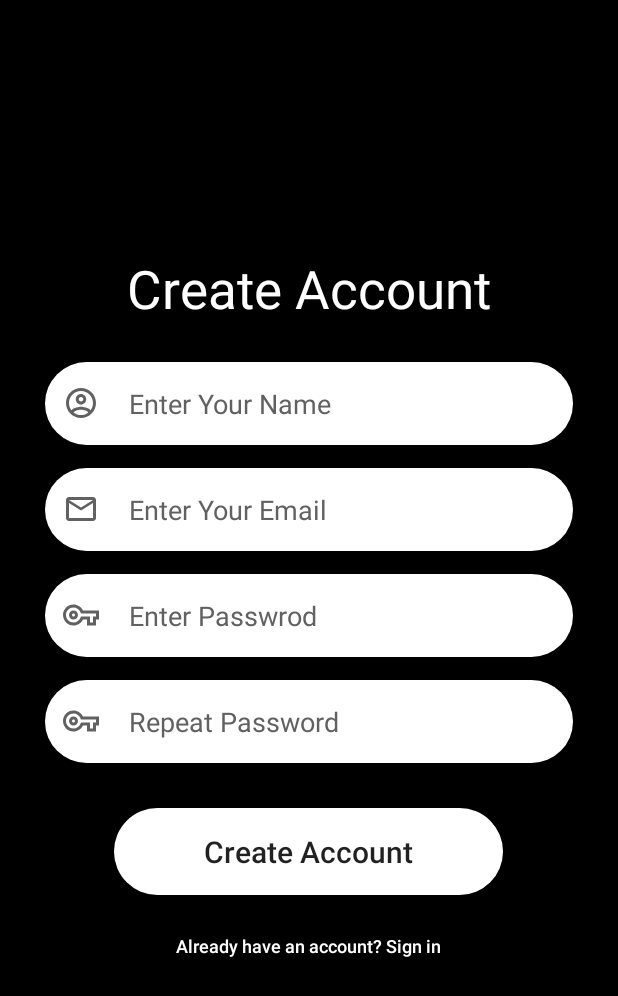
After one commit to hacks1ash/MobileApplicatoinsHomeWork, an Android app: the layout fragment_register.xml on its own in the app's theme, with its tools: preview values and no code run, on a phone screen of 412 x 824 dp. The commit adds this screen. Shown: the top 996 px of the screen. Run offline under Robolectric (Android 15) with nearby library versions, the phone set to English and light mode, and no system bars.

Commit message:
Create Account Added

```diff
--- /dev/null
+++ b/FinalProject/app/src/main/res/drawable-anydpi-v26/ic_email_icon.xml
@@ -0,0 +1,10 @@
+<vector xmlns:android="http://schemas.android.com/apk/res/android"
+        android:width="24dp"
+        android:height="24dp"
+        android:viewportWidth="24.0"
+        android:viewportHeight="24.0"
+        android:tint="#616161">
+    <path
+        android:fillColor="#616161"
+        android:pathData="M22,6c0,-1.1 -0.9,-2 -2,-2L4,4c-1.1,0 -2,0.9 -2,2v12c0,1.1 0.9,2 2,2h16c1.1,0 2,-0.9 2,-2L22,6zM20,6l-8,5 -8,-5h16zM20,18L4,18L4,8l8,5 8,-5v10z"/>
+</vector>
--- /dev/null
+++ b/FinalProject/app/src/main/res/layout/fragment_register.xml
@@ -0,0 +1,155 @@
+<?xml version="1.0" encoding="utf-8"?>
+<FrameLayout xmlns:android="http://schemas.android.com/apk/res/android"
+             android:layout_width="match_parent"
+             android:layout_height="match_parent"
+             android:background="#000"
+             android:padding="30dp"
+             android:isScrollContainer="true">
+
+    <LinearLayout android:layout_width="match_parent"
+                  android:layout_height="wrap_content"
+                  android:orientation="vertical"
+                  android:layout_gravity="center"
+                  android:gravity="center">
+
+        <TextView android:layout_width="wrap_content"
+                  android:layout_height="wrap_content"
+                  android:layout_gravity="center_horizontal|top"
+                  android:textColor="#fff"
+                  android:text="@string/create_account"
+                  android:textSize="35sp"
+                  android:layout_marginBottom="25dp"/>
+
+        <ScrollView android:layout_width="match_parent"
+                    android:layout_height="wrap_content"
+                    android:layout_gravity="center">
+
+            <LinearLayout android:layout_width="match_parent"
+                          android:layout_height="wrap_content"
+                          android:orientation="vertical"
+                          android:gravity="center">
+
+                <EditText
+                        android:id="@+id/nameRegisterActivityEditText"
+                        android:layout_width="match_parent"
+                        android:layout_height="wrap_content"
+                        android:background="@drawable/rounded_corners"
+                        android:drawableStart="@drawable/ic_person_icon"
+                        android:drawableLeft="@drawable/ic_person_icon"
+                        android:drawablePadding="20dp"
+                        android:hint="@string/enter_your_name"
+                        android:inputType="textPersonName"
+                        android:maxLines="1"
+                        android:paddingStart="12dp"
+                        android:paddingLeft="12dp"
+                        android:paddingTop="15dp"
+                        android:paddingEnd="12dp"
+                        android:paddingRight="12dp"
+                        android:paddingBottom="15dp"
+                        android:textColor="#616161"
+                        android:textColorHint="#616161"
+                        android:focusable="auto">
+                </EditText>
+
+                <EditText
+                        android:id="@+id/emailRegisterActivityEditText"
+                        android:layout_width="match_parent"
+                        android:layout_height="wrap_content"
+                        android:background="@drawable/rounded_corners"
+                        android:drawableStart="@drawable/ic_email_icon"
+                        android:drawableLeft="@drawable/ic_email_icon"
+                        android:drawablePadding="20dp"
+                        android:hint="@string/enter_your_email"
+                        android:layout_marginTop="15dp"
+                        android:inputType="textEmailAddress"
+                        android:maxLines="1"
+                        android:paddingStart="12dp"
+                        android:paddingLeft="12dp"
+                        android:paddingTop="15dp"
+                        android:paddingEnd="12dp"
+                        android:paddingRight="12dp"
+                        android:paddingBottom="15dp"
+                        android:textColor="#616161"
+                        android:textColorHint="#616161"
+                        android:focusable="auto">
+                </EditText>
+
+                <EditText
+                        android:id="@+id/passwordRegisterActivityEditText"
+                        android:layout_width="match_parent"
+                        android:layout_height="wrap_content"
+                        android:background="@drawable/rounded_corners"
+                        android:drawableStart="@drawable/ic_key_icon"
+                        android:drawableLeft="@drawable/ic_key_icon"
+                        android:drawablePadding="20dp"
+                        android:hint="@string/enter_passwrod"
+                        android:layout_marginTop="15dp"
+                        android:inputType="textPassword"
+                        android:maxLines="1"
+                        android:paddingStart="12dp"
+                        android:paddingLeft="12dp"
+                        android:paddingTop="15dp"
+                        android:paddingEnd="12dp"
+                        android:paddingRight="12dp"
+                        android:paddingBottom="15dp"
+                        android:textColor="#616161"
+                        android:textColorHint="#616161"
+                        android:focusable="auto">
+                </EditText>
+
+                <EditText
+                        android:id="@+id/repeatPasswordRegisterActivityEditText"
+                        android:layout_width="match_parent"
+                        android:layout_height="wrap_content"
+                        android:background="@drawable/rounded_corners"
+                        android:drawableStart="@drawable/ic_key_icon"
+                        android:drawableLeft="@drawable/ic_key_icon"
+                        android:drawablePadding="20dp"
+                        android:hint="@string/repeat_password"
+                        android:layout_marginTop="15dp"
+                        android:inputType="textPassword"
+                        android:maxLines="1"
+                        android:paddingStart="12dp"
+                        android:paddingLeft="12dp"
+                        android:paddingTop="15dp"
+                        android:paddingEnd="12dp"
+                        android:paddingRight="12dp"
+                        android:paddingBottom="15dp"
+                        android:textColor="#616161"
+                        android:textColorHint="#616161"
+                        android:focusable="auto">
+                </EditText>
+
+                <Button
+                        android:id="@+id/createAccountRegisterActivityButton"
+                        android:layout_width="wrap_content"
+                        android:layout_height="wrap_content"
+                        android:layout_marginTop="30dp"
+                        android:background="@drawable/rounded_corners"
+                        android:paddingStart="60dp"
+                        android:paddingLeft="60dp"
+                        android:paddingTop="15dp"
+                        android:paddingEnd="60dp"
+                        android:paddingRight="60dp"
+                        android:paddingBottom="15dp"
+                        android:text="@string/create_account"
+                        android:textAllCaps="false"
+                        android:textSize="20sp"/>
+
+                <Button
+                        android:id="@+id/alreadyAccountRegisterActivityButton"
+                        android:layout_width="wrap_content"
+                        android:layout_height="wrap_content"
+                        android:background="@android:color/transparent"
+                        android:layout_marginTop="10dp"
+                        android:text="@string/already_have_an_account_sign_in"
+                        android:textAllCaps="false"
+                        android:textColor="#fff"
+                        android:textSize="12sp"/>
+            </LinearLayout>
+        </ScrollView>
+
+    </LinearLayout>
+
+
+</FrameLayout>
--- a/FinalProject/app/src/main/res/layout/navigation_header.xml
+++ b/FinalProject/app/src/main/res/layout/navigation_header.xml
@@ -2,8 +2,8 @@
 <LinearLayout xmlns:android="http://schemas.android.com/apk/res/android"
               android:orientation="vertical"
               android:layout_width="match_parent"
-              android:layout_height="160dp"
-              android:background="#FF0000"
+              android:layout_height="200dp"
+              android:background="#000"
               android:padding="10dp"
               android:gravity="bottom">
 
--- a/FinalProject/app/src/main/res/values/colors.xml
+++ b/FinalProject/app/src/main/res/values/colors.xml
@@ -1,6 +1,6 @@
 <?xml version="1.0" encoding="utf-8"?>
 <resources>
-    <color name="colorPrimary">#008577</color>
-    <color name="colorPrimaryDark">#00574B</color>
+    <color name="colorPrimary">#000</color>
+    <color name="colorPrimaryDark">#212121</color>
     <color name="colorAccent">#D81B60</color>
 </resources>
--- a/FinalProject/app/src/main/res/values/strings.xml
+++ b/FinalProject/app/src/main/res/values/strings.xml
@@ -9,4 +9,11 @@
     <string name="login_register">Login/Register</string>
     <string name="open_navigation">Open Navigation</string>
     <string name="close_navigation">Close Navigation</string>
+    <string name="forgot_password_reset_now">Forgot Password? Reset Now</string>
+    <string name="enter_your_name">Enter Your Name</string>
+    <string name="create_account">Create Account</string>
+    <string name="enter_your_email">Enter Your Email</string>
+    <string name="enter_passwrod">Enter Passwrod</string>
+    <string name="repeat_password">Repeat Password</string>
+    <string name="already_have_an_account_sign_in">Already have an account? Sign in</string>
 </resources>
--- a/FinalProject/app/src/main/res/values/styles.xml
+++ b/FinalProject/app/src/main/res/values/styles.xml
@@ -14,5 +14,4 @@
     </style>
     <style name="AppTheme.AppBarOverlay" parent="ThemeOverlay.AppCompat.Dark.ActionBar"/>
     <style name="AppTheme.PopupOverlay" parent="ThemeOverlay.AppCompat.Light"/>
-
 </resources>
```
Also changed, not shown: FinalProject/app/src/main/java/com/example/hackslash/finalproject/LogInFragment.kt (+14 -1 lines), FinalProject/app/src/main/java/com/example/hackslash/finalproject/RegisterFragment.kt (added, +167 -0 lines), FinalProject/app/src/main/res/layout/fragment_sign_in.xml (+24 -8 lines).
